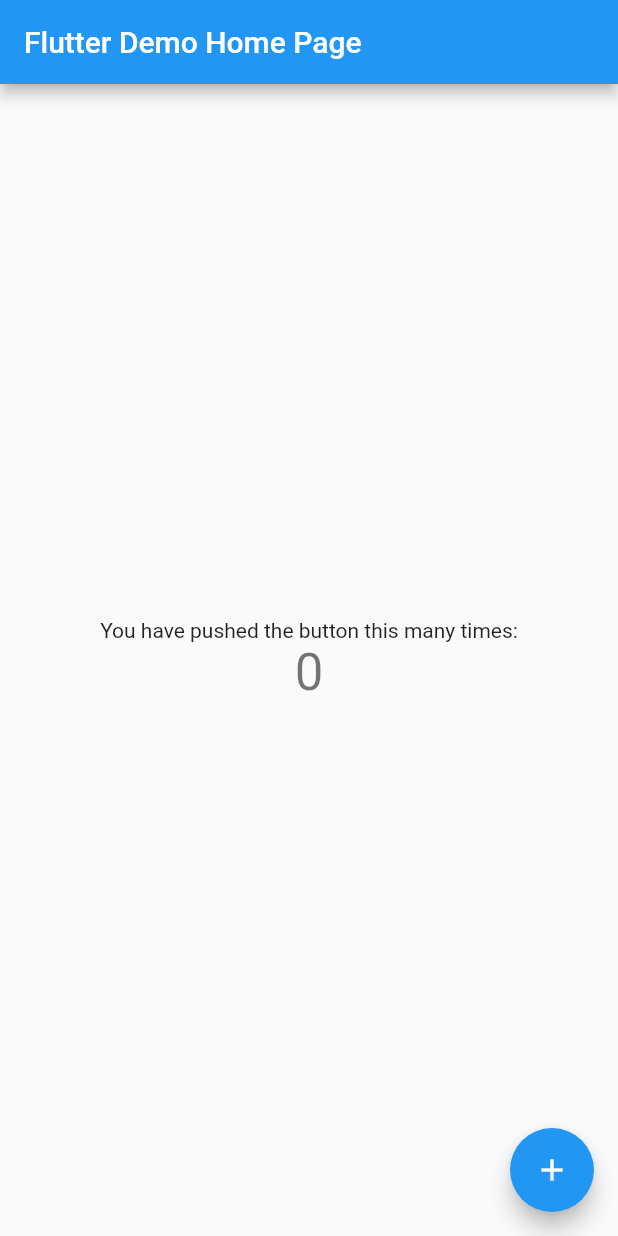
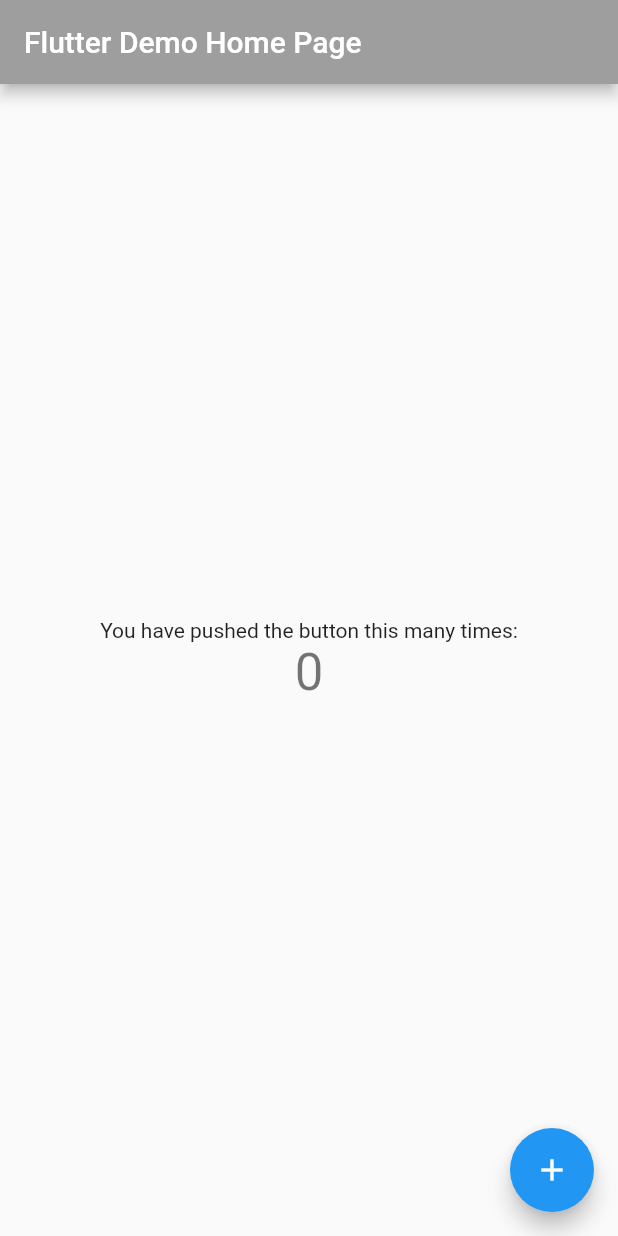
Before and after one commit to Huichan1209/flutter_study1, a Flutter app: the screen it shows after launch, on a phone screen of 412 x 824 dp. Run offline on Flutter 3.47's test engine with Material 2 defaults, Android fonts, the phone set to English and light mode, and no system bars.

Commit message:
상단바 색 바꿈

```diff
--- a/lib/main.dart
+++ b/lib/main.dart
@@ -11,17 +11,9 @@ class MyApp extends StatelessWidget {
   @override
   Widget build(BuildContext context) {
     return MaterialApp(
-      title: 'Flutter Demo',
+      title: 'Flutter demo',
       theme: ThemeData(
-        // This is the theme of your application.
-        //
-        // Try running your application with "flutter run". You'll see the
-        // application has a blue toolbar. Then, without quitting the app, try
-        // changing the primarySwatch below to Colors.green and then invoke
-        // "hot reload" (press "r" in the console where you ran "flutter run",
-        // or simply save your changes to "hot reload" in a Flutter IDE).
-        // Notice that the counter didn't reset back to zero; the application
-        // is not restarted.
+
         primarySwatch: Colors.blue,
       ),
       home: const MyHomePage(title: 'Flutter Demo Home Page'),
@@ -73,7 +65,7 @@ class _MyHomePageState extends State<MyHomePage> {
       appBar: AppBar(
         // Here we take the value from the MyHomePage object that was created by
         // the App.build method, and use it to set our appbar title.
-        title: Text(widget.title),
+        title: Text(widget.title),backgroundColor: Colors.grey,
       ),
       body: Center(
         // Center is a layout widget. It takes a single child and positions it
```
